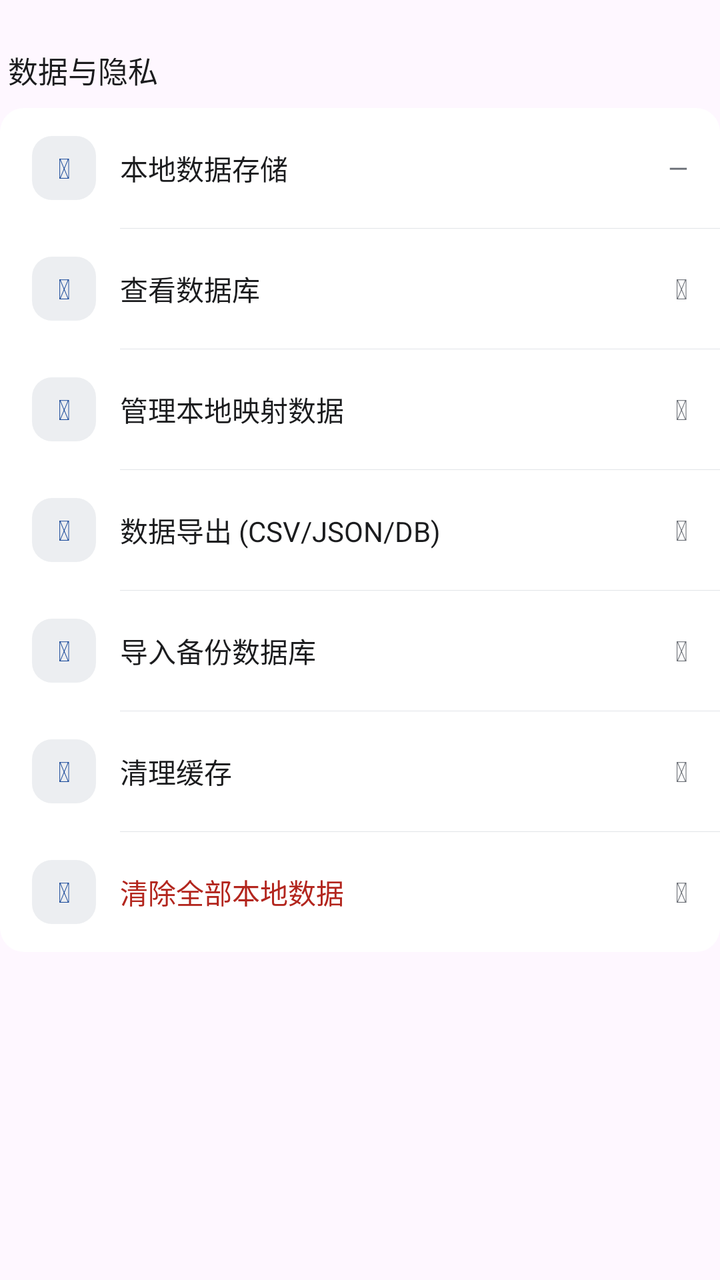
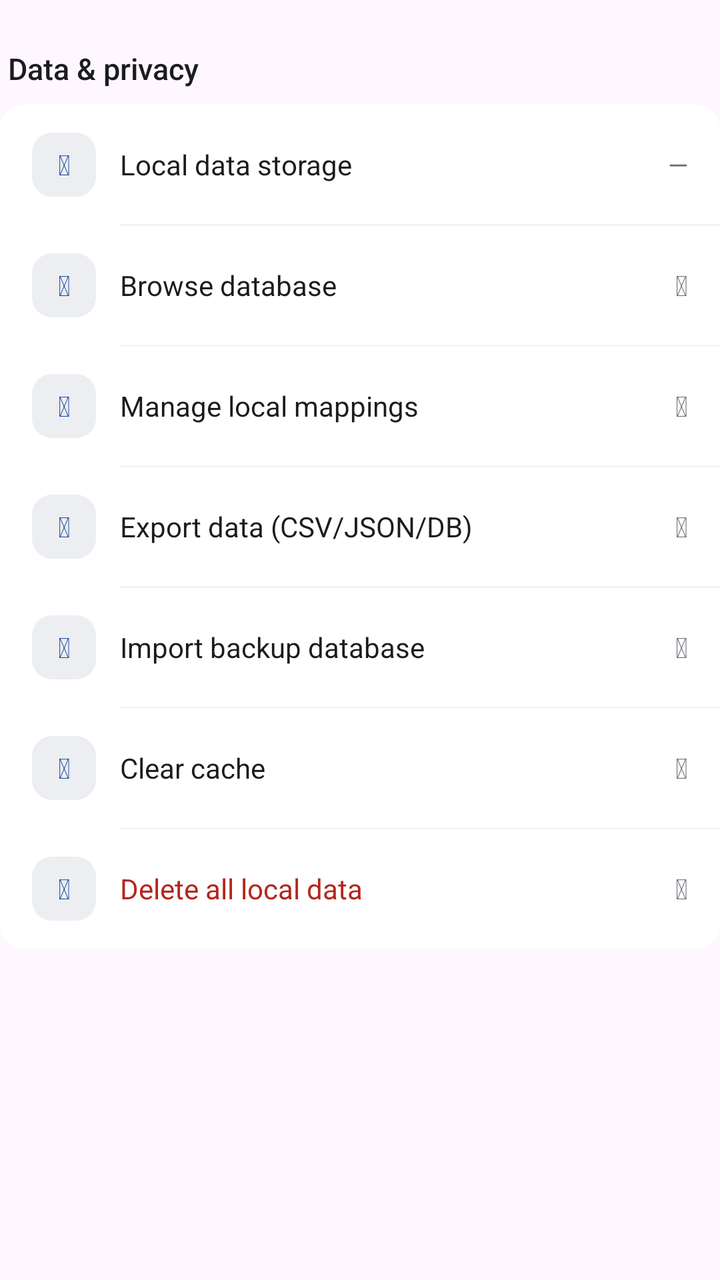

The first picture is an Android layout as it rendered before a commit; the second is the same layout after the commit. The layout source and the unified diff follow.
<!-- AndroidManifest.xml: application theme Theme.TransitU -->
<!-- res/layout/section_data_privacy.xml -->
<?xml version="1.0" encoding="utf-8"?>
<LinearLayout xmlns:android="http://schemas.android.com/apk/res/android"
    xmlns:app="http://schemas.android.com/apk/res-auto"
    android:layout_width="match_parent"
    android:layout_height="wrap_content"
    android:orientation="vertical">

    <TextView
        style="@style/SettingsSectionTitle"
        android:text="数据与隐私" />

    <LinearLayout style="@style/SettingsSectionCard">

        <LinearLayout
            android:layout_width="match_parent"
            android:layout_height="wrap_content"
            android:orientation="horizontal"
            android:gravity="center_vertical"
            android:paddingStart="16dp"
            android:paddingEnd="16dp"
            android:paddingTop="14dp"
            android:paddingBottom="14dp">

            <TextView
                android:id="@+id/iconLocalStorage"
                android:layout_width="32dp"
                android:layout_height="32dp"
                android:layout_gravity="center_vertical"
                android:layout_marginEnd="12dp"
                android:background="@drawable/bg_settings_icon"
                android:gravity="center"
                android:text="&#xf1c0;"
                android:textColor="@color/accent"
                android:textSize="14sp"
                android:tag="fa" />

            <TextView
                android:layout_width="0dp"
                android:layout_height="wrap_content"
                android:layout_weight="1"
                android:text="本地数据存储"
                android:textColor="@color/ink"
                android:textSize="14sp" />
            <TextView
                android:id="@+id/tvLocalStorageValue"
                android:layout_width="wrap_content"
                android:layout_height="wrap_content"
                android:text="—"
                android:textColor="@color/ink_3"
                android:textSize="13sp" />
        </LinearLayout>

        <LinearLayout
            android:id="@+id/rowDatabaseViewer"
            android:layout_width="match_parent"
            android:layout_height="wrap_content"
            android:orientation="horizontal"
            android:gravity="center_vertical"
            android:paddingStart="16dp"
            android:paddingEnd="16dp"
            android:paddingTop="14dp"
            android:paddingBottom="14dp"
            android:clickable="true"
            android:focusable="true">

            <TextView
                android:id="@+id/iconDatabaseViewer"
                android:layout_width="32dp"
                android:layout_height="32dp"
                android:layout_gravity="center_vertical"
                android:layout_marginEnd="12dp"
                android:background="@drawable/bg_settings_icon"
                android:gravity="center"
                android:text="&#xf1c0;"
                android:textColor="@color/accent"
                android:textSize="14sp"
                android:tag="fa" />

            <TextView
                android:layout_width="0dp"
                android:layout_height="wrap_content"
                android:layout_weight="1"
                android:text="查看数据库"
                android:textColor="@color/ink"
                android:textSize="14sp" />
            <TextView
                android:layout_width="wrap_content"
                android:layout_height="wrap_content"
                android:text="&#xf054;"
                android:textColor="@color/ink_3"
                android:textSize="14sp"
                android:tag="fa" />
        </LinearLayout>

        <LinearLayout
            android:id="@+id/rowTransitOverrides"
            android:layout_width="match_parent"
            android:layout_height="wrap_content"
            android:orientation="horizontal"
            android:gravity="center_vertical"
            android:paddingStart="16dp"
            android:paddingEnd="16dp"
            android:paddingTop="14dp"
            android:paddingBottom="14dp"
            android:clickable="true"
            android:focusable="true">

            <TextView
                android:id="@+id/iconTransitOverrides"
                android:layout_width="32dp"
                android:layout_height="32dp"
                android:layout_gravity="center_vertical"
                android:layout_marginEnd="12dp"
                android:background="@drawable/bg_settings_icon"
                android:gravity="center"
                android:text="&#xf044;"
                android:textColor="@color/accent"
                android:textSize="14sp"
                android:tag="fa" />

            <TextView
                android:layout_width="0dp"
                android:layout_height="wrap_content"
                android:layout_weight="1"
                android:text="管理本地映射数据"
                android:textColor="@color/ink"
                android:textSize="14sp" />
            <TextView
                android:layout_width="wrap_content"
                android:layout_height="wrap_content"
                android:text="&#xf054;"
                android:textColor="@color/ink_3"
                android:textSize="14sp"
                android:tag="fa" />
        </LinearLayout>

        <LinearLayout
            android:id="@+id/rowDataExport"
            android:layout_width="match_parent"
            android:layout_height="wrap_content"
            android:orientation="horizontal"
            android:gravity="center_vertical"
            android:paddingStart="16dp"
            android:paddingEnd="16dp"
            android:paddingTop="14dp"
            android:paddingBottom="14dp"
            android:clickable="true"
            android:focusable="true">

            <TextView
                android:id="@+id/iconDataExport"
                android:layout_width="32dp"
                android:layout_height="32dp"
                android:layout_gravity="center_vertical"
                android:layout_marginEnd="12dp"
                android:background="@drawable/bg_settings_icon"
                android:gravity="center"
                android:text="&#xf019;"
                android:textColor="@color/accent"
                android:textSize="14sp"
                android:tag="fa" />

            <TextView
                android:layout_width="0dp"
                android:layout_height="wrap_content"
                android:layout_weight="1"
                android:text="数据导出 (CSV/JSON/DB)"
                android:textColor="@color/ink"
                android:textSize="14sp" />
            <TextView
                android:layout_width="wrap_content"
                android:layout_height="wrap_content"
                android:text="&#xf054;"
                android:textColor="@color/ink_3"
                android:textSize="14sp"
                android:tag="fa" />
        </LinearLayout>

        <LinearLayout
            android:id="@+id/rowImportData"
            android:layout_width="match_parent"
            android:layout_height="wrap_content"
            android:orientation="vertical"
            android:paddingStart="16dp"
            android:paddingEnd="16dp"
            android:paddingTop="14dp"
            android:paddingBottom="14dp"
            android:clickable="true"
            android:focusable="true">

            <LinearLayout
                android:layout_width="match_parent"
                android:layout_height="wrap_content"
                android:orientation="horizontal"
                android:gravity="center_vertical">

                <TextView
                    android:id="@+id/iconImportData"
                    android:layout_width="32dp"
                    android:layout_height="32dp"
                    android:layout_gravity="center_vertical"
                    android:layout_marginEnd="12dp"
                    android:background="@drawable/bg_settings_icon"
                    android:gravity="center"
                    android:text="&#xf56f;"
                    android:textColor="@color/accent"
                    android:textSize="14sp"
                    android:tag="fa" />

                <TextView
                    android:layout_width="0dp"
                    android:layout_height="wrap_content"
                    android:layout_weight="1"
                    android:text="导入备份数据库"
                    android:textColor="@color/ink"
                    android:textSize="14sp" />
                <TextView
                    android:id="@+id/chevronImportData"
                    android:layout_width="wrap_content"
                    android:layout_height="wrap_content"
                    android:text="&#xf054;"
                    android:textColor="@color/ink_3"
                    android:textSize="14sp"
                    android:tag="fa" />
            </LinearLayout>

            <TextView
                android:id="@+id/tvImportDataStatus"
                android:layout_width="match_parent"
                android:layout_height="wrap_content"
                android:text=""
                android:textColor="@color/success"
                android:textSize="11sp"
                android:paddingStart="30dp"
                android:paddingTop="4dp"
                android:visibility="gone" />
        </LinearLayout>

        <LinearLayout
            android:id="@+id/rowClearCache"
            android:layout_width="match_parent"
            android:layout_height="wrap_content"
            android:orientation="vertical"
            android:paddingStart="16dp"
            android:paddingEnd="16dp"
            android:paddingTop="14dp"
            android:paddingBottom="14dp"
            android:clickable="true"
            android:focusable="true">

            <LinearLayout
                android:layout_width="match_parent"
                android:layout_height="wrap_content"
                android:orientation="horizontal"
                android:gravity="center_vertical">

                <TextView
                    android:id="@+id/iconClearCache"
                    android:layout_width="32dp"
                    android:layout_height="32dp"
                    android:layout_gravity="center_vertical"
                    android:layout_marginEnd="12dp"
                    android:background="@drawable/bg_settings_icon"
                    android:gravity="center"
                    android:text="&#xf51a;"
                    android:textColor="@color/accent"
                    android:textSize="14sp"
                    android:tag="fa" />

                <TextView
                    android:layout_width="0dp"
                    android:layout_height="wrap_content"
                    android:layout_weight="1"
                    android:text="清理缓存"
                    android:textColor="@color/ink"
                    android:textSize="14sp" />
                
                <FrameLayout
                    android:layout_width="wrap_content"
                    android:layout_height="24dp">

                    <TextView
                        android:id="@+id/chevronClearCache"
                        android:layout_width="wrap_content"
                        android:layout_height="wrap_content"
                        android:layout_gravity="end|center_vertical"
                        android:text="&#xf054;"
                        android:textColor="@color/ink_3"
                        android:textSize="14sp"
                        android:tag="fa" />

                    <com.google.android.material.progressindicator.CircularProgressIndicator
                        android:id="@+id/progressClearCache"
                        android:layout_width="wrap_content"
                        android:layout_height="wrap_content"
                        android:layout_gravity="end|center_vertical"
                        android:indeterminate="true"
                        android:visibility="gone"
                        app:indicatorSize="22dp"
                        app:trackThickness="2.5dp"
                        app:trackCornerRadius="2dp"
                        app:trackColor="@color/fill" />
                </FrameLayout>
            </LinearLayout>

        </LinearLayout>

        <LinearLayout
            android:id="@+id/rowClearData"
            android:layout_width="match_parent"
            android:layout_height="wrap_content"
            android:orientation="horizontal"
            android:gravity="center_vertical"
            android:paddingStart="16dp"
            android:paddingEnd="16dp"
            android:paddingTop="14dp"
            android:paddingBottom="14dp"
            android:clickable="true"
            android:focusable="true">

            <TextView
                android:id="@+id/iconClearData"
                android:layout_width="32dp"
                android:layout_height="32dp"
                android:layout_gravity="center_vertical"
                android:layout_marginEnd="12dp"
                android:background="@drawable/bg_settings_icon"
                android:gravity="center"
                android:text="&#xf2ed;"
                android:textColor="@color/accent"
                android:textSize="14sp"
                android:tag="fa" />

            <TextView
                android:layout_width="0dp"
                android:layout_height="wrap_content"
                android:layout_weight="1"
                android:text="清除全部本地数据"
                android:textColor="@color/danger"
                android:textSize="14sp" />
            <TextView
                android:layout_width="wrap_content"
                android:layout_height="wrap_content"
                android:text="&#xf054;"
                android:textColor="@color/ink_3"
                android:textSize="14sp"
                android:tag="fa" />
        </LinearLayout>

    </LinearLayout>
</LinearLayout>
<!-- resources referenced by this layout -->
<resources>
  <color name="accent">#1F4E9C</color>
  <color name="danger">#B3261E</color>
  <color name="fill">#ECEEF1</color>
  <color name="ink">#1B1C1E</color>
  <color name="ink_3">#6B6F76</color>
  <color name="success">#2E7D4F</color>
  <!-- drawable bg_settings_icon (drawable) -->
  <?xml version="1.0" encoding="utf-8"?>
  <shape xmlns:android="http://schemas.android.com/apk/res/android">
      <solid android:color="@color/fill" />
      <corners android:radius="10dp" />
  </shape>
  <style name="SettingsSectionCard">
          <item name="android:layout_width">match_parent</item>
          <item name="android:layout_height">wrap_content</item>
          <item name="android:background">@drawable/bg_card_plain</item>
          <item name="android:divider">@drawable/bg_settings_divider</item>
          <item name="android:orientation">vertical</item>
          <item name="android:showDividers">middle</item>
      </style>
  <style name="SettingsSectionTitle">
          <item name="android:layout_width">match_parent</item>
          <item name="android:layout_height">wrap_content</item>
          <item name="android:layout_marginStart">4dp</item>
          <item name="android:layout_marginTop">24dp</item>
          <item name="android:layout_marginBottom">8dp</item>
          <item name="android:fontFamily">sans-serif-medium</item>
          <item name="android:textColor">@color/ink</item>
          <item name="android:textSize">15sp</item>
      </style>
  <style name="Theme.TransitU" parent="Theme.Material3.DayNight.NoActionBar">
          
          <item name="android:textSelectHandle">@drawable/tu_text_select_handle_middle</item>
          <item name="android:textSelectHandleLeft">@drawable/tu_text_select_handle_left</item>
          <item name="android:textSelectHandleRight">@drawable/tu_text_select_handle_right</item>
  
          
          <item name="android:textColorHighlight">@color/m3_highlighted_text</item>
      </style>
  <!-- drawable bg_card_plain (drawable) -->
  <?xml version="1.0" encoding="utf-8"?>
  <shape xmlns:android="http://schemas.android.com/apk/res/android">
      <solid android:color="@color/surface" />
      <corners android:radius="12dp" />
  </shape>
  <!-- drawable bg_settings_divider (drawable) -->
  <?xml version="1.0" encoding="utf-8"?>
  <inset xmlns:android="http://schemas.android.com/apk/res/android"
      android:insetLeft="60dp">
      <shape android:shape="rectangle">
          <solid android:color="@color/line" />
          <size android:height="1px" />
      </shape>
  </inset>
  <!-- drawable tu_text_select_handle_middle (drawable) -->
  <?xml version="1.0" encoding="utf-8"?>
  <bitmap xmlns:android="http://schemas.android.com/apk/res/android"
      android:src="@drawable/abc_text_select_handle_middle_mtrl"
      android:tint="?attr/colorPrimary"
      android:tintMode="src_in" />
  <!-- drawable tu_text_select_handle_left (drawable) -->
  <?xml version="1.0" encoding="utf-8"?>
  <bitmap xmlns:android="http://schemas.android.com/apk/res/android"
      android:src="@drawable/abc_text_select_handle_left_mtrl"
      android:tint="?attr/colorPrimary"
      android:tintMode="src_in" />
  <!-- drawable tu_text_select_handle_right (drawable) -->
  <?xml version="1.0" encoding="utf-8"?>
  <bitmap xmlns:android="http://schemas.android.com/apk/res/android"
      android:src="@drawable/abc_text_select_handle_right_mtrl"
      android:tint="?attr/colorPrimary"
      android:tintMode="src_in" />
  <color name="surface">#FFFFFF</color>
  <color name="line">#E1E4E8</color>
</resources>

<!-- the commit's change to res/layout/section_data_privacy.xml (unified diff, before → after) -->
@@ -7,7 +7,7 @@
 
     <TextView
         style="@style/SettingsSectionTitle"
-        android:text="数据与隐私" />
+        android:text="@string/data_and_privacy" />
 
     <LinearLayout style="@style/SettingsSectionCard">
 
@@ -38,7 +38,7 @@
                 android:layout_width="0dp"
                 android:layout_height="wrap_content"
                 android:layout_weight="1"
-                android:text="本地数据存储"
+                android:text="@string/local_data_storage"
                 android:textColor="@color/ink"
                 android:textSize="14sp" />
             <TextView
@@ -80,7 +80,7 @@
                 android:layout_width="0dp"
                 android:layout_height="wrap_content"
                 android:layout_weight="1"
-                android:text="查看数据库"
+                android:text="@string/db_query_title"
                 android:textColor="@color/ink"
                 android:textSize="14sp" />
             <TextView
@@ -122,7 +122,7 @@
                 android:layout_width="0dp"
                 android:layout_height="wrap_content"
                 android:layout_weight="1"
-                android:text="管理本地映射数据"
+                android:text="@string/manage_overrides"
                 android:textColor="@color/ink"
                 android:textSize="14sp" />
             <TextView
@@ -164,7 +164,7 @@
                 android:layout_width="0dp"
                 android:layout_height="wrap_content"
                 android:layout_weight="1"
-                android:text="数据导出 (CSV/JSON/DB)"
+                android:text="@string/data_export"
                 android:textColor="@color/ink"
                 android:textSize="14sp" />
             <TextView
@@ -211,7 +211,7 @@
                     android:layout_width="0dp"
                     android:layout_height="wrap_content"
                     android:layout_weight="1"
-                    android:text="导入备份数据库"
+                    android:text="@string/import_backup_db"
                     android:textColor="@color/ink"
                     android:textSize="14sp" />
                 <TextView
@@ -271,7 +271,7 @@
                     android:layout_width="0dp"
                     android:layout_height="wrap_content"
                     android:layout_weight="1"
-                    android:text="清理缓存"
+                    android:text="@string/clear_cache"
                     android:textColor="@color/ink"
                     android:textSize="14sp" />
                 
@@ -335,7 +335,7 @@
                 android:layout_width="0dp"
                 android:layout_height="wrap_content"
                 android:layout_weight="1"
-                android:text="清除全部本地数据"
+                android:text="@string/clear_all_data"
                 android:textColor="@color/danger"
                 android:textSize="14sp" />
             <TextView
<!-- resource entries referenced after the edit -->
@@ -12,6 +12,14 @@
       <solid android:color="@color/fill" />
       <corners android:radius="10dp" />
   </shape>
+  <string name="clear_all_data">Delete all local data</string>
+  <string name="clear_cache">Clear cache</string>
+  <string name="data_and_privacy">Data &amp; privacy</string>
+  <string name="data_export">Export data (CSV/JSON/DB)</string>
+  <string name="db_query_title">Browse database</string>
+  <string name="import_backup_db">Import backup database</string>
+  <string name="local_data_storage">Local data storage</string>
+  <string name="manage_overrides">Manage local mappings</string>
   <style name="SettingsSectionCard">
           <item name="android:layout_width">match_parent</item>
           <item name="android:layout_height">wrap_content</item>
